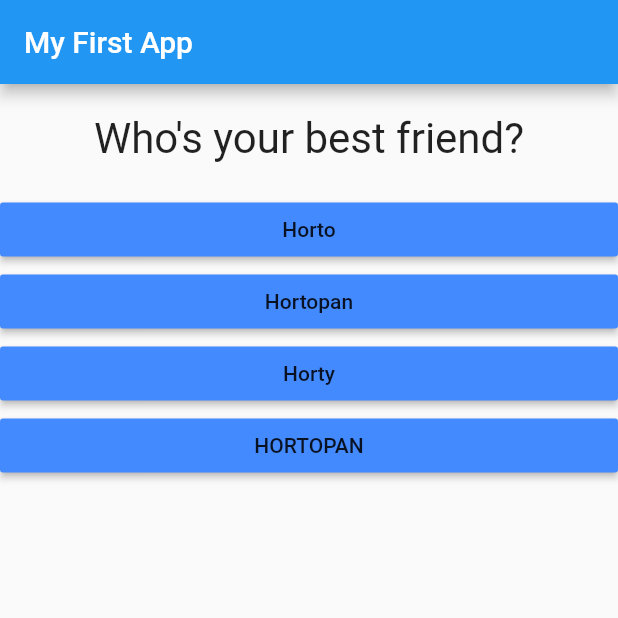
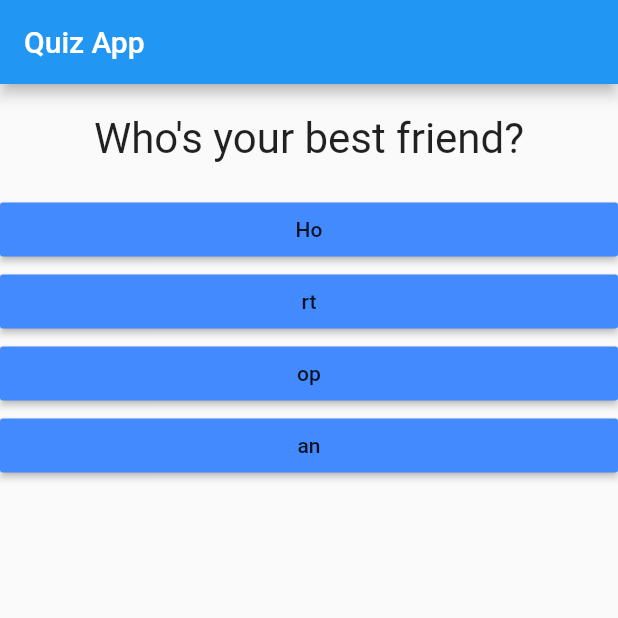
Before and after one commit to likesebiii/FlutterProjects, a Flutter app: the screen it shows after launch, after a tap on "Black", after a tap on "Cat", on a phone screen of 412 x 824 dp, the top half of it. Run offline on Flutter 3.47's test engine with Material 2 defaults, Android fonts, the phone set to English and light mode, and no system bars.

Commit message:
NEW: restart quiz and score for every question

```diff
--- a/new_app/lib/answer.dart
+++ b/new_app/lib/answer.dart
@@ -3,7 +3,7 @@ import 'package:flutter/material.dart';
 class  Answer extends StatelessWidget {
 
   final Function selectHandler;
-  String answerText;
+  final String answerText;
 
   Answer(this.selectHandler,this.answerText);
 
--- a/new_app/lib/main.dart
+++ b/new_app/lib/main.dart
@@ -1,8 +1,7 @@
 import 'package:flutter/material.dart';
 
-
-import './question.dart';
-import './answer.dart';
+import './quiz.dart';
+import './result.dart';
 
 void main() => runApp(MyApp());
 
@@ -16,47 +15,68 @@ class MyApp extends StatefulWidget{
 
 class _MyAppState extends State<MyApp> {
   var _questionIndex = 0;
+  var _totalScore = 0;
 
-  void _answerQuestions(){
+  final _questions = [
+      {
+        'questionText':  'What\'s your favorite color?',
+        'answers': [
+          {'text': 'Black', 'score':10},
+          {'text': 'Red', 'score':5},
+          {'text': 'Green','score':4},
+          {'text': 'White', 'score':12},
+        ]
+      },
+      {
+        'questionText':  'What\'s your favorite animal?',
+        'answers': [
+          {'text': 'Dog', 'score':10},
+          {'text': 'Cat', 'score':5},
+          {'text': 'Pig','score':4},
+          {'text': 'Rabbit', 'score':12},
+        ]
+      },
+      {
+        'questionText':  'Who\'s your best friend?',
+        'answers': [
+          {'text': 'Ho', 'score':10},
+          {'text': 'rt', 'score':5},
+          {'text': 'op','score':4},
+          {'text': 'an', 'score':12},
+        ]
+      },
+  ];
+
+  void _answerQuestions(int score){
+
+    _totalScore = _totalScore +  score;
+
     setState((){
       _questionIndex++;
     });
+    print('Answer chosen!');
+  }
 
-    print('Answer chosen!');
+  void _resetQuiz(){
+    setState((){
+      _questionIndex = 0;
+      _totalScore = 0;
+    });
   }
 
   @override
   Widget build(BuildContext context) {
-    var questions = [
-      {
-        'questionText':  'What\'s your favorite color?',
-        'answers': ['Black','Red','Green','White',]
-      },
-      {
-        'questionText':  'What\'s your favorite animal?',
-        'answers': ['Rabbit','Snale','Dog','Cat',]
-      },
-      {
-        'questionText':  'Who\'s your best friend?',
-        'answers': ['Horto','Hortopan','Horty','HORTOPAN',]
-      },
-      ];
 
     return MaterialApp(
       home: Scaffold(
         appBar: AppBar(
-          title: Text('My First App'),
+          title: Text('Quiz App'),
         ),
-        body: Column(
-          children: [
-            Question(
-              questions[_questionIndex]['questionText'],
-            ),
-            ...(questions[_questionIndex]['answers'] as List<String>).map((answer){
-              return Answer(_answerQuestions, answer);
-            }),
-          ],
-        ),
+        body: _questionIndex < _questions.length? Quiz(
+          answerQuestions: _answerQuestions,
+          questions: _questions,
+          questionIndex: _questionIndex) :
+        Result(_resetQuiz, _totalScore),
       ),
     );
   }
--- /dev/null
+++ b/new_app/lib/quiz.dart
@@ -0,0 +1,26 @@
+import 'package:flutter/material.dart';
+
+import './question.dart';
+import './answer.dart';
+
+class  Quiz extends StatelessWidget {
+
+  final List<Map<String, Object>> questions;
+  final Function answerQuestions;
+  final int questionIndex;
+
+  Quiz({this.answerQuestions, this.questions, this.questionIndex});
+  @override
+  Widget build(BuildContext context) {
+    return Column(
+          children: [
+            Question(
+              questions[questionIndex]['questionText'],
+            ),
+            ...(questions[questionIndex]['answers'] as List<Map<String,Object>>).map((answer){
+              return Answer( () => answerQuestions(answer['score']), answer['text']);
+            }).toList(),
+          ],
+        );
+  }
+}
```
Also changed, not shown: new_app/lib/result.dart (added, +36 -0 lines).
